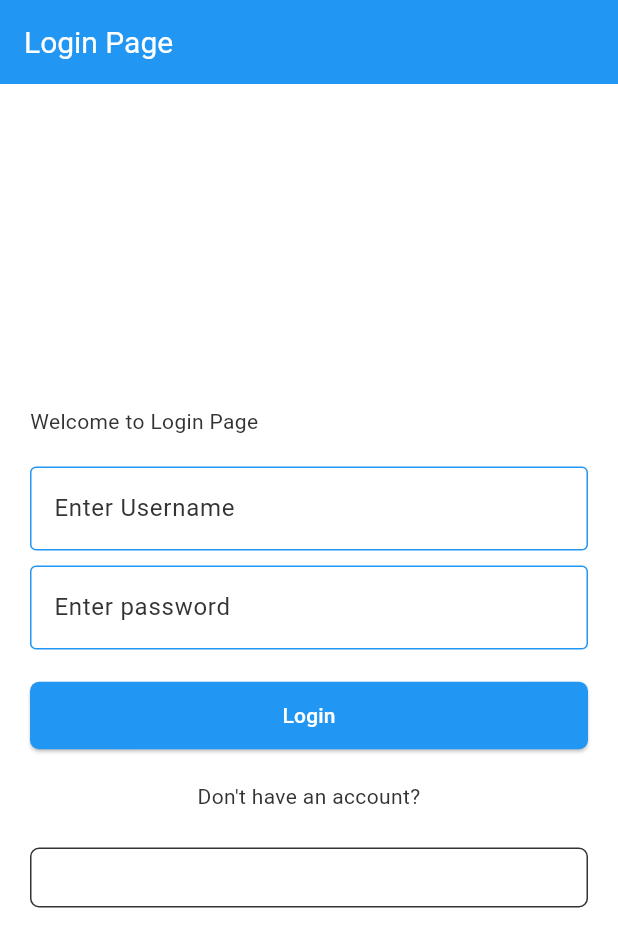
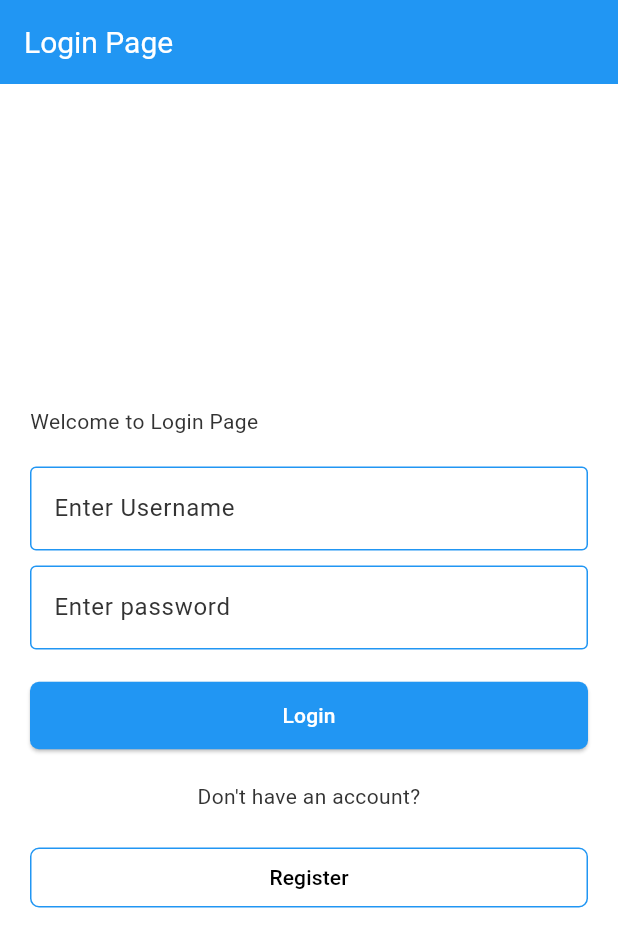
Before and after one commit to Aashish-Dahal/flutter_bloc_skeleton, a Flutter app: the screen it shows after launch, on a phone screen of 412 x 824 dp. Shown: the top 947 px of the screen. Run offline on Flutter 3.47's test engine with Material 3 defaults, Android fonts, the phone set to English and light mode, and no system bars; drawn by our look-alikes of flutter_form_builder; our stand-ins replace dio, easy_localization, equatable, flutter_bloc, flutter_screenutil, flutter_secure_storage and 5 more; missing offline and left inert: dio_cache_interceptor, dio_cache_interceptor_hive_store; accounts and stored records are empty; statements that could not run were skipped.

Commit message:
fix: update light theme

```diff
--- a/lib/app/config/theme/light_theme.dart
+++ b/lib/app/config/theme/light_theme.dart
@@ -12,6 +12,7 @@ import 'package:flutter/material.dart'
         InputDecorationTheme,
         OutlineInputBorder,
         OutlinedButtonThemeData,
+        ProgressIndicatorThemeData,
         RoundedRectangleBorder,
         Size,
         TextStyle,
@@ -44,6 +45,9 @@ base class LightTheme extends Typography {
       ),
       textTheme: TextTheme(
         displayLarge: displayLarge,
+      ),
+      progressIndicatorTheme: ProgressIndicatorThemeData(
+        color: AppColors.black,
       ),
       appBarTheme: const AppBarTheme(
         iconTheme: IconThemeData(color: Colors.white),
@@ -81,6 +85,8 @@ base class LightTheme extends Typography {
       ),
       outlinedButtonTheme: OutlinedButtonThemeData(
         style: ButtonStyle(
+          foregroundColor: WidgetStatePropertyAll(Colors.black),
+          side: WidgetStatePropertyAll(BorderSide(color: AppColors.primary)),
           shape: WidgetStatePropertyAll(
             RoundedRectangleBorder(
               borderRadius: BorderRadius.circular(6),
```
